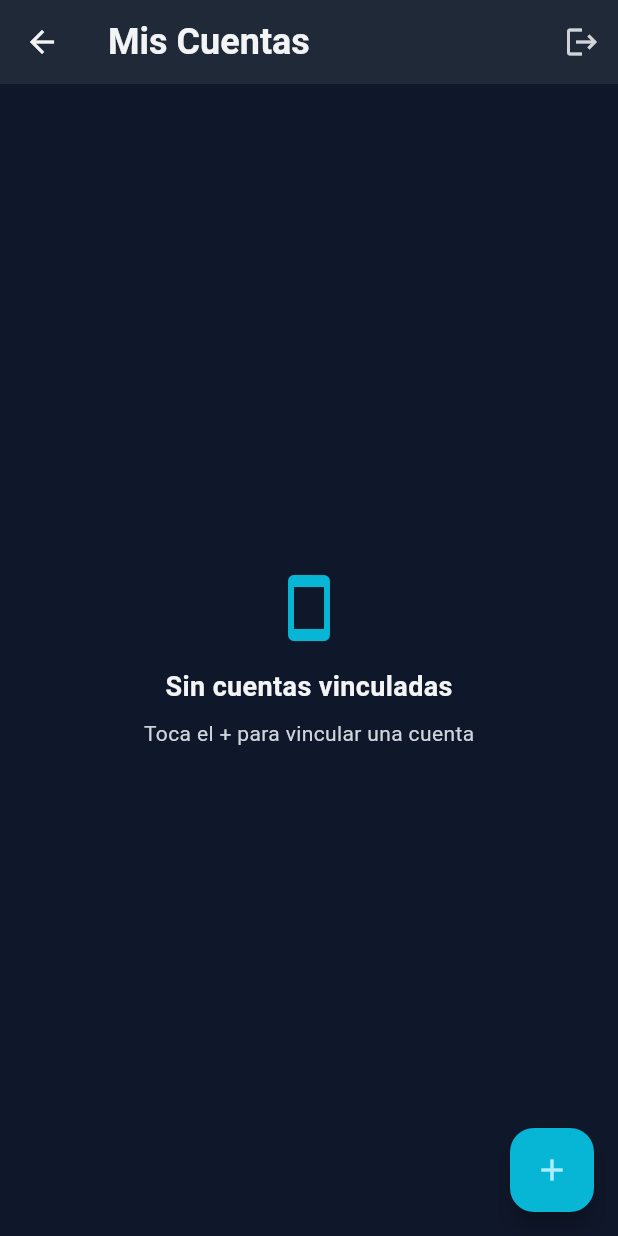
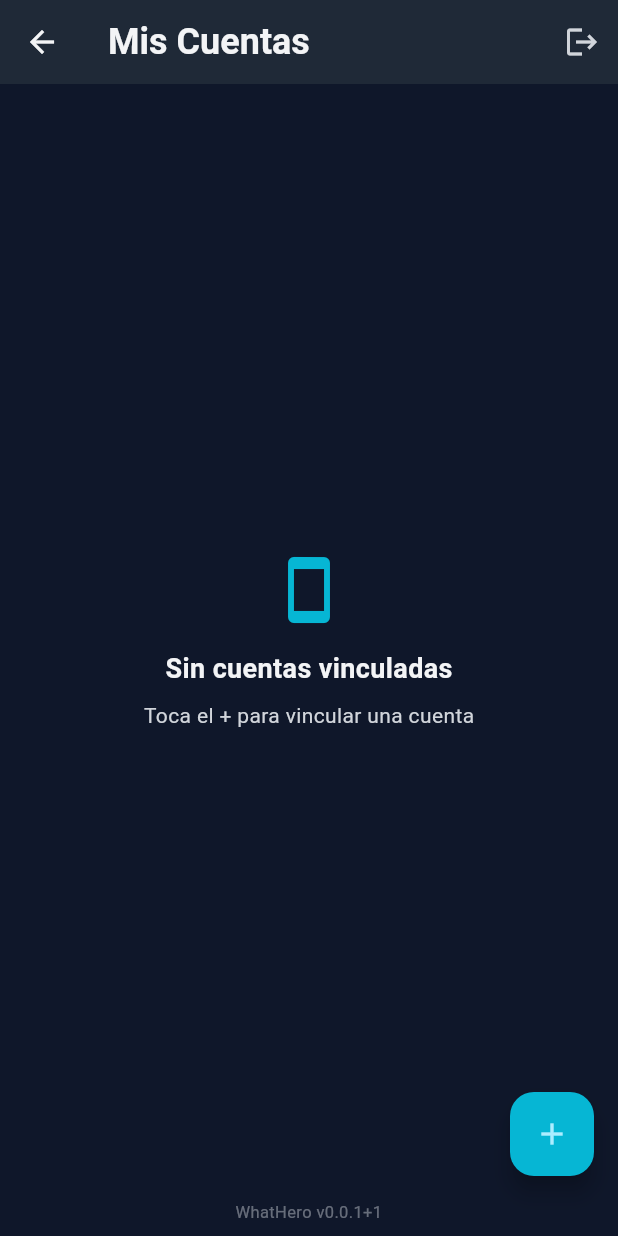
Before and after one commit to SamuelPareds/WhatHero, a Flutter app: the screen it shows once a user with an empty profile is signed in, after a tap on "Gestionar Cuentas", on a phone screen of 412 x 824 dp. Run offline on Flutter 3.47's test engine with Material 3 defaults, Android fonts, the light colour scheme and no system bars; our stand-ins replace cloud_firestore, firebase_auth, firebase_core, package_info_plus, qr_flutter, shared_preferences and 1 more; accounts and stored records are empty; network calls fail.

Commit message:
Monitorear version

```diff
--- /dev/null
+++ b/lib/core/services/version_service.dart
@@ -0,0 +1,8 @@
+import 'package:package_info_plus/package_info_plus.dart';
+
+class VersionService {
+  static Future<String> getVersion() async {
+    final info = await PackageInfo.fromPlatform();
+    return '${info.version}+${info.buildNumber}';
+  }
+}
--- a/lib/features/accounts/accounts_screen.dart
+++ b/lib/features/accounts/accounts_screen.dart
@@ -6,6 +6,7 @@ import 'package:http/http.dart' as http;
 import 'package:crm_whatsapp/core.dart';
 import 'package:crm_whatsapp/core/services/socket_service.dart';
 import 'package:crm_whatsapp/core/services/storage_service.dart';
+import 'package:crm_whatsapp/core/services/version_service.dart';
 import 'package:crm_whatsapp/features/auth.dart';
 import 'package:crm_whatsapp/features/accounts/link_account_screen.dart';
 import 'package:crm_whatsapp/features/settings.dart';
@@ -21,12 +22,22 @@ class AccountsScreen extends StatefulWidget {
 }
 
 class _AccountsScreenState extends State<AccountsScreen> {
+  String _appVersion = '0.0.0+0';
 
   @override
   void initState() {
     super.initState();
-    // Inicializar el socket global una sola vez para este accountId
     SocketService().init(widget.accountId);
+    _loadVersion();
+  }
+
+  Future<void> _loadVersion() async {
+    final version = await VersionService.getVersion();
+    if (mounted) {
+      setState(() {
+        _appVersion = version;
+      });
+    }
   }
 
   Future<void> _handleLogout() async {
@@ -113,6 +124,19 @@ class _AccountsScreenState extends State<AccountsScreen> {
         onPressed: _startNewSession,
         backgroundColor: primaryAqua,
         child: const Icon(Icons.add),
+      ),
+      bottomNavigationBar: SafeArea(
+        child: Padding(
+          padding: const EdgeInsets.only(bottom: 8),
+          child: Text(
+            'WhatHero v$_appVersion',
+            textAlign: TextAlign.center,
+            style: TextStyle(
+              fontSize: 11,
+              color: lightText.withValues(alpha: 0.45),
+            ),
+          ),
+        ),
       ),
       body: StreamBuilder<QuerySnapshot>(
         stream: FirebaseFirestore.instance
--- a/pubspec.yaml
+++ b/pubspec.yaml
@@ -16,7 +16,7 @@ publish_to: 'none' # Remove this line if you wish to publish to pub.dev
 # https://developer.apple.com/library/archive/documentation/General/Reference/InfoPlistKeyReference/Articles/CoreFoundationKeys.html
 # In Windows, build-name is used as the major, minor, and patch parts
 # of the product and file versions while build-number is used as the build suffix.
-version: 1.0.0+1
+version: 0.0.1+1
 
 environment:
   sdk: ^3.9.2
@@ -38,6 +38,7 @@ dependencies:
   http: ^1.1.0
   firebase_auth: ^6.2.0
   shared_preferences: ^2.5.2
+  package_info_plus: ^8.0.0
 
 
 
```
Also changed, not shown: pubspec.lock, 2 other files.
